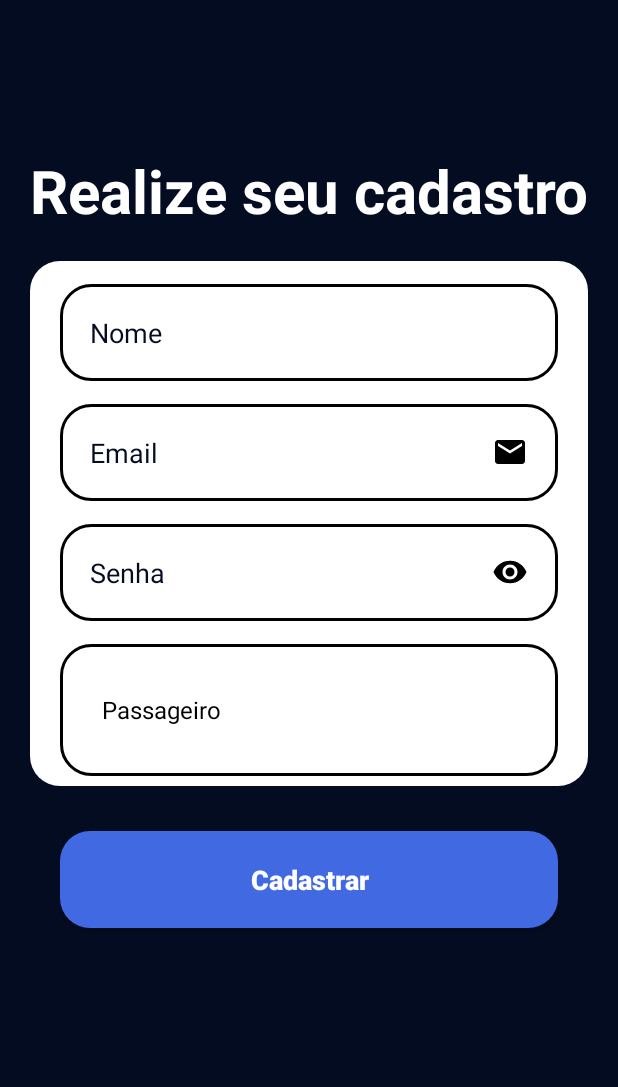
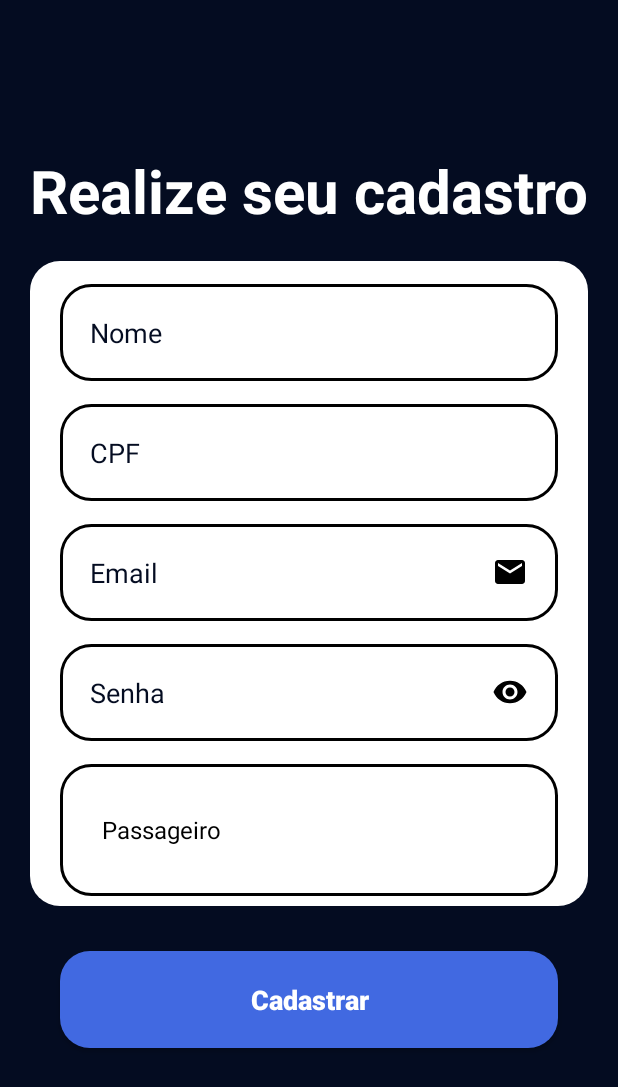
Before and after one commit to ruanmoraes018/android-2023.1, an Android app: the FormCadastro screen opened directly, with no data from a screen before it, after a tap on "Cadastrar", on a phone screen of 412 x 824 dp. Shown: the top 1087 px of the screen. Run offline under Robolectric (Android 15) with nearby library versions, the phone set to English and light mode, and no system bars; libraries missing offline, so code that uses them is left out: com.mapbox.mapboxsdk.

```diff
--- a/app/src/main/java/com/android/tokentravel/FormCadastro.java
+++ b/app/src/main/java/com/android/tokentravel/FormCadastro.java
@@ -23,7 +23,7 @@ import com.android.tokentravel.objetos.Pessoa;
 
 
 public class FormCadastro extends AppCompatActivity {
-    EditText editTextNome, editTextEmail, editTextSenha;
+    EditText editTextNome, editTextCPF, editTextEmail, editTextSenha;
     Spinner spinnerTipo;
     Button botao;
 
@@ -34,6 +34,7 @@ public class FormCadastro extends AppCompatActivity {
         botao = (Button) findViewById(R.id.bt_cadastrar);
 
         editTextNome = findViewById(R.id.edit_nome);
+        editTextCPF = findViewById(R.id.edit_cpf);
         editTextEmail = findViewById(R.id.edit_email);
         editTextSenha = findViewById(R.id.edit_senha);
         spinnerTipo = findViewById(R.id.spinner_user_type);
@@ -64,29 +65,44 @@ public class FormCadastro extends AppCompatActivity {
             botao.setOnClickListener(new View.OnClickListener() {
                 @Override
                 public void onClick(View view) {
-
                     // Verifica se o email já está cadastrado
                     String email = editTextEmail.getText().toString();
                     Dao dao = new Dao(getApplicationContext());
-                    String resultado;
+                    String resultadoEmail;
+
                     try {
-                        resultado = dao.buscaPessoa(email);
+                        resultadoEmail = dao.buscaPessoaemail(email);
                     } catch (Exception e) {
                         Log.e("Erro", e.getMessage());
                         Toast.makeText(getApplicationContext(), "Erro ao verificar o email.", Toast.LENGTH_SHORT).show();
                         return;
                     }
 
-                    if (resultado != null) {
+                    // Verifica se o CPF já está cadastrado
+                    String cpf = editTextCPF.getText().toString();
+                    String resultadoCPF;
+
+                    try {
+                        resultadoCPF = dao.buscaPessoaCPF(cpf);
+                    } catch (Exception e) {
+                        Log.e("Erro", e.getMessage());
+                        Toast.makeText(getApplicationContext(), "Erro ao verificar o CPF.", Toast.LENGTH_SHORT).show();
+                        return;
+                    }
+
+                    if (resultadoEmail != null) {
                         // O email já está cadastrado
                         Toast.makeText(getApplicationContext(), "O email já está cadastrado.", Toast.LENGTH_SHORT).show();
-                        return;
+                    } else if (resultadoCPF != null) {
+                        // O CPF já está cadastrado
+                        Toast.makeText(getApplicationContext(), "O CPF já está cadastrado.", Toast.LENGTH_SHORT).show();
                     } else {
-                        // O email não está cadastrado
+                        // Nenhum conflito, pode cadastrar
                         cadastrar();
                     }
                 }
             });
+
 
         } else {
             onRestart();
@@ -94,12 +110,17 @@ public class FormCadastro extends AppCompatActivity {
     }
     private void cadastrar(){
         String nome = editTextNome.getText().toString();
+        String cpf = editTextCPF.getText().toString();
         String email = editTextEmail.getText().toString();
         String senha = editTextSenha.getText().toString();
         String tipo = spinnerTipo.getSelectedItem().toString();
 
         if(TextUtils.isEmpty(nome)){
             Toast.makeText(this, "O nome é obrigatório.", Toast.LENGTH_SHORT).show();
+            return;
+        }
+        if(TextUtils.isEmpty(cpf)){
+            Toast.makeText(this, "O cpf é obrigatório.", Toast.LENGTH_SHORT).show();
             return;
         }
         if(TextUtils.isEmpty(email)){
@@ -113,6 +134,7 @@ public class FormCadastro extends AppCompatActivity {
 
         Pessoa pessoa = new Pessoa();
         pessoa.setPessoa_nome(nome);
+        pessoa.setPessoa_cpf(cpf);
         pessoa.setPessoa_email(email);
         pessoa.setPessoa_senha(senha);
         pessoa.setPessoa_tipo(tipo);
--- a/app/src/main/java/com/android/tokentravel/dao/Dao.java
+++ b/app/src/main/java/com/android/tokentravel/dao/Dao.java
@@ -27,6 +27,7 @@ public class Dao extends SQLiteOpenHelper {
     public void onCreate(SQLiteDatabase db) {
         String sql_pessoas = "CREATE TABLE pessoas (pessoas_id INTEGER PRIMARY KEY AUTOINCREMENT, " +
                 "pessoas_nome TEXT, " +
+                "pessoas_cpf TEXT UNIQUE NOT NULL, " +
                 "pessoas_email TEXT UNIQUE NOT NULL, " +
                 "pessoas_senha TEXT, " +
                 "pessoas_tipo TEXT);";
@@ -48,6 +49,7 @@ public class Dao extends SQLiteOpenHelper {
         // Dados a serem gravados no banco
         ContentValues dados_pessoa = new ContentValues();
         dados_pessoa.put("pessoas_nome", pessoa.getPessoa_nome());
+        dados_pessoa.put("pessoas_cpf", pessoa.getPessoa_cpf());
         dados_pessoa.put("pessoas_email", pessoa.getPessoa_email());
         dados_pessoa.put("pessoas_senha", pessoa.getPessoa_senha());
         dados_pessoa.put("pessoas_tipo", pessoa.getPessoa_tipo());
@@ -60,7 +62,7 @@ public class Dao extends SQLiteOpenHelper {
         return "Sucesso";
     }
 
-    public String buscaPessoa(String email){
+    public String buscaPessoaemail(String email){
 
         String sql_busca_pessoa =  "SELECT * FROM pessoas WHERE pessoas_email = " + "'" + email + "'";
         SQLiteDatabase db = getReadableDatabase();
@@ -74,8 +76,16 @@ public class Dao extends SQLiteOpenHelper {
         }
     }
 
+    public String buscaPessoaCPF(String cpf) {
+        String buscaPessoaPorCPF = "SELECT * FROM pessoas WHERE pessoas_cpf = '" + cpf + "'";
+        SQLiteDatabase db = getReadableDatabase();
 
+        Cursor c = db.rawQuery(buscaPessoaPorCPF, null);
 
-
-
+        if(c.moveToNext()){
+            return "resultado1";
+        }else{
+            return null;
+        }
+    }
 }
--- a/app/src/main/res/layout/activity_form_cadastro.xml
+++ b/app/src/main/res/layout/activity_form_cadastro.xml
@@ -34,6 +34,7 @@
     <View
         android:id="@+id/containerComponents"
         style="@style/ContainerComponents2"
+        android:layout_height="430dp"
         app:layout_constraintTop_toBottomOf="@id/title_cadastrese"
         app:layout_constraintStart_toStartOf="parent"
         app:layout_constraintEnd_toEndOf="parent"
@@ -50,12 +51,22 @@
         />
 
     <EditText
+        android:id="@+id/edit_cpf"
+        style="@style/Edit_Text"
+        android:hint="CPF"
+        android:inputType="text"
+        app:layout_constraintTop_toBottomOf="@id/edit_nome"
+        app:layout_constraintStart_toStartOf="@id/containerComponents"
+        app:layout_constraintEnd_toEndOf="@id/containerComponents"
+        />
+
+    <EditText
         android:id="@+id/edit_email"
         style="@style/Edit_Text"
         android:hint="Email"
         android:inputType="textEmailAddress"
         android:drawableRight="@drawable/ic_email"
-        app:layout_constraintTop_toBottomOf="@id/edit_nome"
+        app:layout_constraintTop_toBottomOf="@id/edit_cpf"
         app:layout_constraintStart_toStartOf="@id/containerComponents"
         app:layout_constraintEnd_toEndOf="@id/containerComponents"
         />
```
Also changed, not shown: app/src/main/java/com/android/tokentravel/objetos/Pessoa.java (+9 -0 lines).
